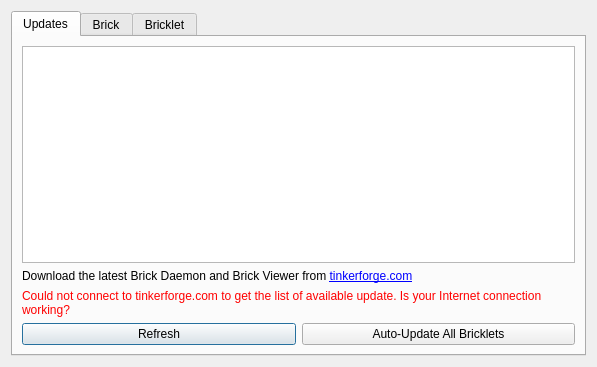
Above: src/brickv/ui/flashing.ui from Tinkerforge/brickv before the change. Below: the same form after it.
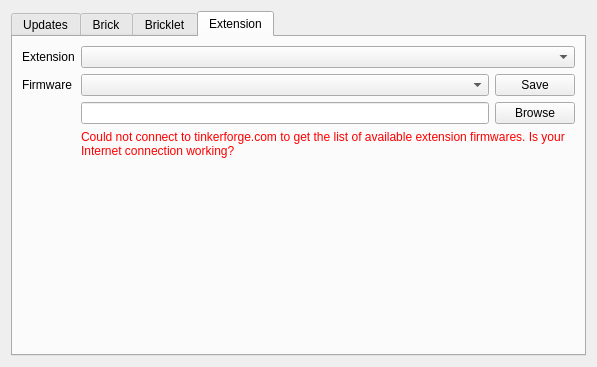
That is the form after the change. The open tabs and pages were chosen to show the change.

Commit message: Add flashing support for WIFI Extension 2.0

The edit to the form file:
```diff
--- a/src/brickv/ui/flashing.ui
+++ b/src/brickv/ui/flashing.ui
@@ -339,6 +339,168 @@
        </item>
       </layout>
      </widget>
+     <widget class="QWidget" name="tab_extension">
+      <attribute name="title">
+       <string>Extension</string>
+      </attribute>
+      <layout class="QVBoxLayout" name="verticalLayout_6">
+       <item>
+        <layout class="QGridLayout" name="gridLayout_4">
+         <item row="0" column="0">
+          <widget class="QLabel" name="label_4">
+           <property name="text">
+            <string>Extension</string>
+           </property>
+          </widget>
+         </item>
+         <item row="1" column="0">
+          <widget class="QLabel" name="label_5">
+           <property name="text">
+            <string>Firmware</string>
+           </property>
+          </widget>
+         </item>
+         <item row="0" column="1" colspan="2">
+          <widget class="QComboBox" name="combo_extension"/>
+         </item>
+         <item row="1" column="1">
+          <widget class="QComboBox" name="combo_extension_firmware"/>
+         </item>
+         <item row="1" column="2">
+          <widget class="QPushButton" name="button_extension_firmware_save">
+           <property name="text">
+            <string>Save</string>
+           </property>
+          </widget>
+         </item>
+         <item row="2" column="2">
+          <widget class="QPushButton" name="button_extension_firmware_browse">
+           <property name="text">
+            <string>Browse</string>
+           </property>
+          </widget>
+         </item>
+         <item row="2" column="1">
+          <widget class="QLineEdit" name="edit_custom_extension_firmware"/>
+         </item>
+         <item row="3" column="1" colspan="2">
+          <widget class="QLabel" name="label_no_extension_firmware_connection">
+           <property name="palette">
+            <palette>
+             <active>
+              <colorrole role="WindowText">
+               <brush brushstyle="SolidPattern">
+                <color alpha="255">
+                 <red>255</red>
+                 <green>0</green>
+                 <blue>0</blue>
+                </color>
+               </brush>
+              </colorrole>
+              <colorrole role="Text">
+               <brush brushstyle="SolidPattern">
+                <color alpha="255">
+                 <red>255</red>
+                 <green>0</green>
+                 <blue>0</blue>
+                </color>
+               </brush>
+              </colorrole>
+              <colorrole role="ButtonText">
+               <brush brushstyle="SolidPattern">
+                <color alpha="255">
+                 <red>255</red>
+                 <green>0</green>
+                 <blue>0</blue>
+                </color>
+               </brush>
+              </colorrole>
+             </active>
+             <inactive>
+              <colorrole role="WindowText">
+               <brush brushstyle="SolidPattern">
+                <color alpha="255">
+                 <red>255</red>
+                 <green>0</green>
+                 <blue>0</blue>
+                </color>
+               </brush>
+              </colorrole>
+              <colorrole role="Text">
+               <brush brushstyle="SolidPattern">
+                <color alpha="255">
+                 <red>255</red>
+                 <green>0</green>
+                 <blue>0</blue>
+                </color>
+               </brush>
+              </colorrole>
+              <colorrole role="ButtonText">
+               <brush brushstyle="SolidPattern">
+                <color alpha="255">
+                 <red>255</red>
+                 <green>0</green>
+                 <blue>0</blue>
+                </color>
+               </brush>
+              </colorrole>
+             </inactive>
+             <disabled>
+              <colorrole role="WindowText">
+               <brush brushstyle="SolidPattern">
+                <color alpha="255">
+                 <red>118</red>
+                 <green>118</green>
+                 <blue>117</blue>
+                </color>
+               </brush>
+              </colorrole>
+              <colorrole role="Text">
+               <brush brushstyle="SolidPattern">
+                <color alpha="255">
+                 <red>118</red>
+                 <green>118</green>
+                 <blue>117</blue>
+                </color>
+               </brush>
+              </colorrole>
+              <colorrole role="ButtonText">
+               <brush brushstyle="SolidPattern">
+                <color alpha="255">
+                 <red>118</red>
+                 <green>118</green>
+                 <blue>117</blue>
+                </color>
+               </brush>
+              </colorrole>
+             </disabled>
+            </palette>
+           </property>
+           <property name="text">
+            <string>Could not connect to tinkerforge.com to get the list of available extension firmwares. Is your Internet connection working?</string>
+           </property>
+           <property name="wordWrap">
+            <bool>true</bool>
+           </property>
+          </widget>
+         </item>
+        </layout>
+       </item>
+       <item>
+        <spacer name="verticalSpacer_3">
+         <property name="orientation">
+          <enum>Qt::Vertical</enum>
+         </property>
+         <property name="sizeHint" stdset="0">
+          <size>
+           <width>20</width>
+           <height>40</height>
+          </size>
+         </property>
+        </spacer>
+       </item>
+      </layout>
+     </widget>
     </widget>
    </item>
   </layout>
```
Left out of the diff: 2 changed lines with no effect on the pictures. The commit also changes 6 other files.
